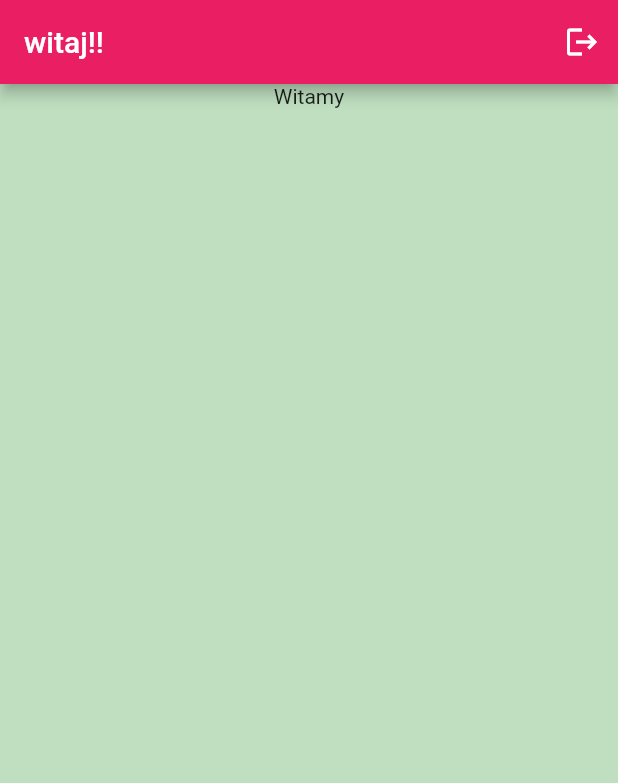
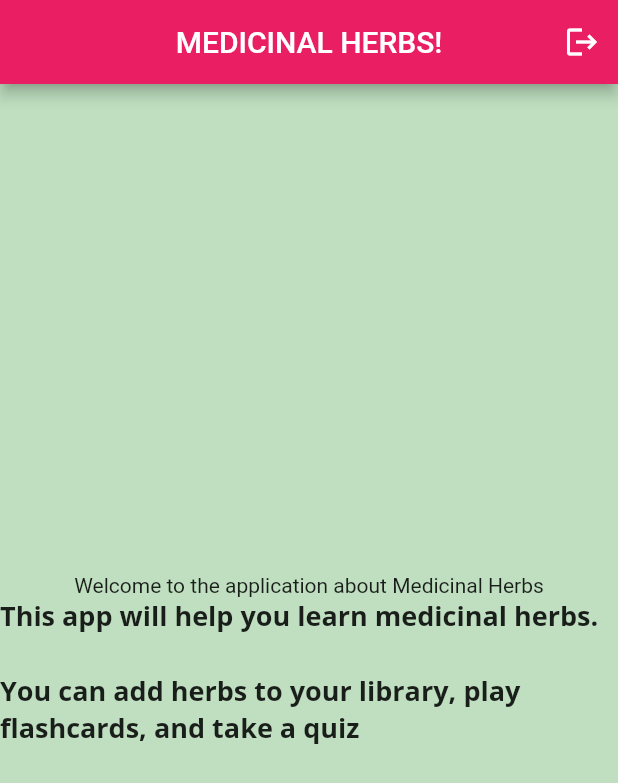
Before and after one commit to iwonarudzinska/medicinal_herbs, a Flutter app: the screen it shows once a user with an empty profile is signed in, on a phone screen of 412 x 824 dp. Shown: the top 783 px of the screen. Run offline on Flutter 3.47's test engine with Material 2 defaults, Android fonts, the phone set to English and light mode, and no system bars; our stand-ins replace firebase_auth, firebase_core; missing offline and left inert: flutterfire_ui; accounts and stored records are empty.

Commit message:
Add fonts to pubspec.yaml

```diff
--- a/lib/app/app.dart
+++ b/lib/app/app.dart
@@ -7,6 +7,7 @@ class MyApp extends StatelessWidget {
   @override
   Widget build(BuildContext context) {
     return MaterialApp(
+      debugShowCheckedModeBanner: false,
       title: 'Flutter Demo',
       theme: ThemeData(
         scaffoldBackgroundColor: const Color.fromARGB(255, 191, 223, 192),
@@ -23,6 +24,13 @@ class MyApp extends StatelessWidget {
           ),
         ),
         primarySwatch: Colors.pink,
+        textTheme: ThemeData.light().textTheme.copyWith(
+              titleMedium: const TextStyle(
+                fontFamily: 'OpenSans',
+                fontWeight: FontWeight.bold,
+                fontSize: 18,
+              ),
+            ),
       ),
       home: const AuthGate(),
     );
--- a/lib/features/root_page/root_page.dart
+++ b/lib/features/root_page/root_page.dart
@@ -10,7 +10,8 @@ class RootPage extends StatelessWidget {
   Widget build(BuildContext context) {
     return Scaffold(
       appBar: AppBar(
-        title: const Text('witaj!!'),
+        title: const Text('MEDICINAL HERBS!'),
+        centerTitle: true,
         actions: [
           IconButton(
             onPressed: () => FirebaseAuth.instance.signOut(),
@@ -20,8 +21,13 @@ class RootPage extends StatelessWidget {
       ),
       body: Center(
         child: Column(
-          children: const [
-            Text('Witamy'),
+          mainAxisAlignment: MainAxisAlignment.center,
+          children: [
+            const Text('Welcome to the application about Medicinal Herbs'),
+            Text(
+              'This app will help you learn medicinal herbs.\n\nYou can add herbs to your library, play flashcards, and take a quiz',
+              style: Theme.of(context).textTheme.titleMedium,
+            ),
           ],
         ),
       ),
```
Also changed, not shown: pubspec.yaml (+14 -58 lines), assets/fonts/OpenSans-Bold.ttf (added), assets/fonts/OpenSans-Regular.ttf (added), assets/fonts/Quicksand-Bold.ttf (added), assets/fonts/Quicksand-Light.ttf (added), assets/fonts/Quicksand-Medium.ttf (added), assets/fonts/Quicksand-Regular.ttf (added).
